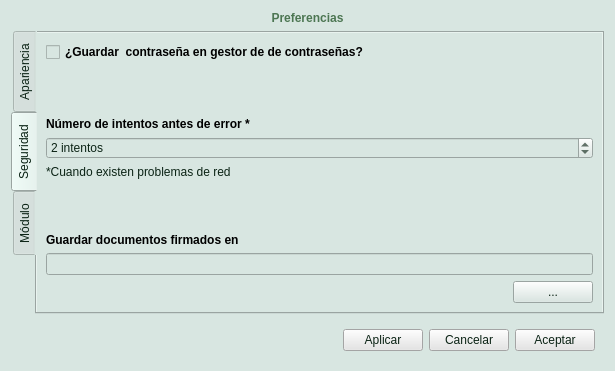
The window that client_fva/ui/ui_elements/settings.ui (luisza/dfva_client) describes before a commit, drawn with Qt 5.
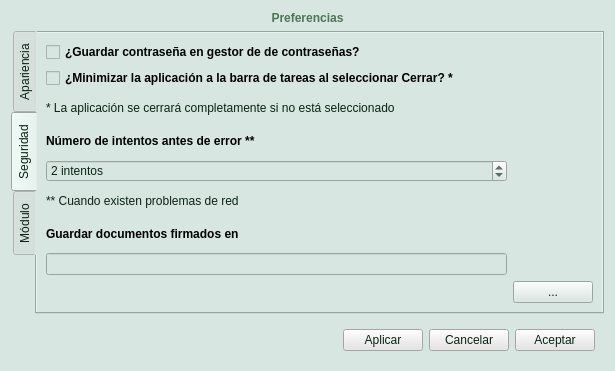
The same window after the commit. The open tabs and pages were chosen to show the change.

Commit message: Add settings for hide on close, let the user manage it and make the application work accordingly to what the user selected.

The edit to the form file:
```diff
--- a/client_fva/ui/ui_elements/settings.ui
+++ b/client_fva/ui/ui_elements/settings.ui
@@ -188,57 +188,63 @@
 </string>
          </property>
          <property name="text">
-          <string>¿Guardar  contraseña en gestor de de contraseñas?</string>
+          <string>¿Guardar contraseña en gestor de de contraseñas?</string>
          </property>
         </widget>
        </item>
-       <item row="1" column="0">
-        <spacer name="verticalSpacer">
-         <property name="orientation">
-          <enum>Qt::Vertical</enum>
+       <item row="1" column="0" colspan="2">
+        <widget class="QCheckBox" name="hideOnClose">
+         <property name="styleSheet">
+          <string notr="true">font: bold;
+color: rgb(0, 0, 0);
+</string>
          </property>
-         <property name="sizeHint" stdset="0">
-          <size>
-           <width>20</width>
-           <height>40</height>
-          </size>
+         <property name="text">
+          <string>¿Minimizar la aplicación a la barra de tareas al seleccionar Cerrar? *</string>
          </property>
-        </spacer>
+        </widget>
        </item>
        <item row="2" column="0">
+        <widget class="QLabel" name="label_9">
+         <property name="styleSheet">
+          <string notr="true"/>
+         </property>
+         <property name="text">
+          <string>* La aplicación se cerrará completamente si no está seleccionado</string>
+         </property>
+        </widget>
+       </item>
+       <item row="3" column="0">
         <widget class="QLabel" name="label_4">
          <property name="styleSheet">
           <string notr="true">font: bold;
 color: rgb(0, 0, 0);</string>
          </property>
          <property name="text">
-          <string>Número de intentos antes de error *</string>
+          <string>Número de intentos antes de error **</string>
          </property>
         </widget>
        </item>
        <item row="4" column="0">
+        <widget class="QSpinBox" name="requestsBeforeError">
+         <property name="suffix">
+          <string> intentos</string>
+         </property>
+         <property name="value">
+          <number>2</number>
+         </property>
+        </widget>
+       </item>
+       <item row="5" column="0">
         <widget class="QLabel" name="label_6">
          <property name="styleSheet">
           <string notr="true"/>
          </property>
          <property name="text">
-          <string>*Cuando existen problemas de red</string>
+          <string>** Cuando existen problemas de red</string>
          </property>
         </widget>
        </item>
-       <item row="5" column="0">
-        <spacer name="verticalSpacer_2">
-         <property name="orientation">
-          <enum>Qt::Vertical</enum>
-         </property>
-         <property name="sizeHint" stdset="0">
-          <size>
-           <width>20</width>
-           <height>40</height>
-          </size>
-         </property>
-        </spacer>
-       </item>
        <item row="6" column="0">
         <widget class="QLabel" name="label_5">
          <property name="styleSheet">
@@ -250,6 +256,13 @@
          </property>
         </widget>
        </item>
+       <item row="7" column="0">
+        <widget class="QLineEdit" name="saveDocsPath">
+         <property name="readOnly">
+          <bool>true</bool>
+         </property>
+        </widget>
+       </item>
        <item row="8" column="0">
         <spacer name="horizontalSpacer_3">
          <property name="orientation">
@@ -260,8 +273,8 @@
          </property>
          <property name="sizeHint" stdset="0">
           <size>
-           <width>40</width>
-           <height>20</height>
+           <width>442</width>
+           <height>12</height>
           </size>
          </property>
         </spacer>
@@ -273,23 +286,6 @@
          </property>
         </widget>
        </item>
-       <item row="3" column="0" colspan="2">
-        <widget class="QSpinBox" name="requestsBeforeError">
-         <property name="suffix">
-          <string> intentos</string>
-         </property>
-         <property name="value">
-          <number>2</number>
-         </property>
-        </widget>
-       </item>
-       <item row="7" column="0" colspan="2">
-        <widget class="QLineEdit" name="saveDocsPath">
-         <property name="readOnly">
-          <bool>true</bool>
-         </property>
-        </widget>
-       </item>
       </layout>
      </widget>
      <widget class="QWidget" name="module">
```
Left out of the diff: 4 changed lines with no effect on the pictures. The commit also changes 4 other files.
